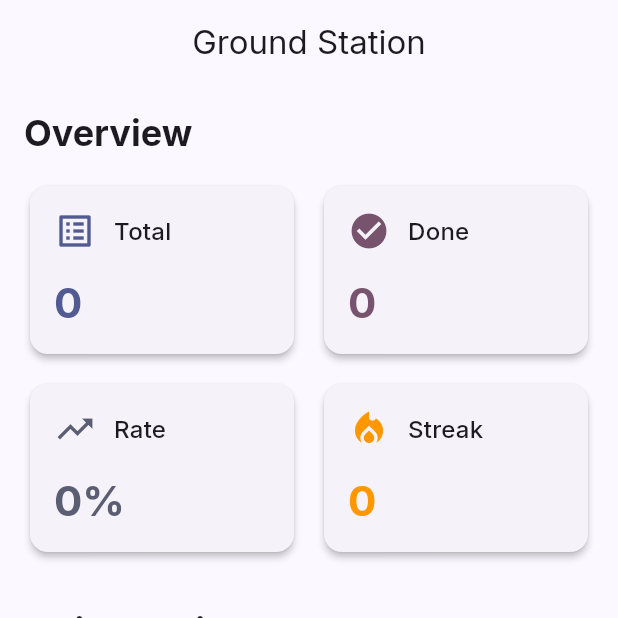
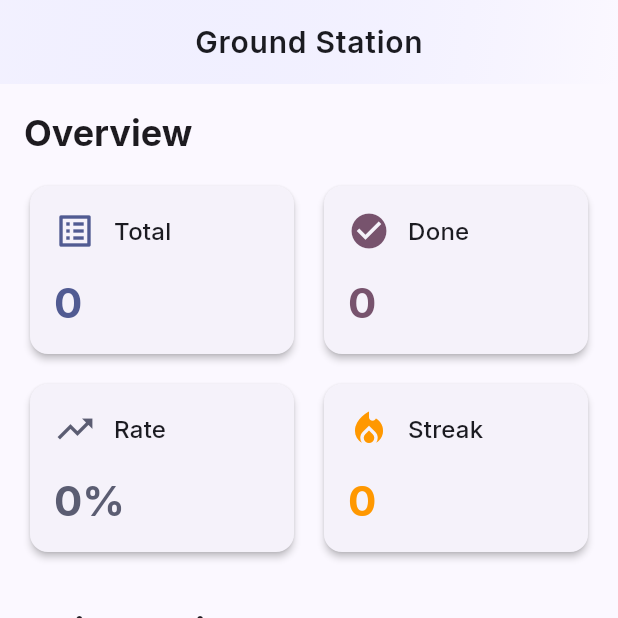
Before and after one commit to carbon-ahs/ground_station, a Flutter app: the screen it shows after launch, on a phone screen of 412 x 824 dp, the top half of it. Run offline on Flutter 3.47's test engine with Material 3 defaults, Android fonts, the light colour scheme and no system bars; our stand-ins replace csv, equatable, file_picker, fl_chart, floor, flutter_animate and 7 more; accounts and stored records are empty; generated files the repository leaves out were written again.

Commit message:
feat: base nav bar

```diff
--- /dev/null
+++ b/lib/core/presentation/widgets/ground_station_app_bar.dart
@@ -0,0 +1,58 @@
+import 'package:flutter/material.dart';
+
+class GroundStationAppBar extends StatelessWidget
+    implements PreferredSizeWidget {
+  final String title;
+  final List<Widget>? actions;
+  final bool centerTitle;
+
+  const GroundStationAppBar({
+    super.key,
+    required this.title,
+    this.actions,
+    this.centerTitle = true,
+  });
+
+  @override
+  Widget build(BuildContext context) {
+    final isDark = Theme.of(context).brightness == Brightness.dark;
+
+    return Container(
+      decoration: BoxDecoration(
+        gradient: LinearGradient(
+          begin: Alignment.topLeft,
+          end: Alignment.bottomRight,
+          colors: isDark
+              ? [
+                  Theme.of(context).colorScheme.surface,
+                  Theme.of(context).colorScheme.surface.withOpacity(0.95),
+                ]
+              : [
+                  Theme.of(
+                    context,
+                  ).colorScheme.primaryContainer.withOpacity(0.3),
+                  Theme.of(context).colorScheme.surface,
+                ],
+        ),
+      ),
+      child: AppBar(
+        title: Text(
+          title,
+          style: TextStyle(
+            fontWeight: FontWeight.w600,
+            letterSpacing: 0.5,
+            fontSize: 20,
+          ),
+        ),
+        centerTitle: centerTitle,
+        actions: actions,
+        backgroundColor: Colors.transparent,
+        elevation: 0,
+        scrolledUnderElevation: 2,
+      ),
+    );
+  }
+
+  @override
+  Size get preferredSize => const Size.fromHeight(kToolbarHeight);
+}
--- a/lib/features/dashboard/presentation/pages/dashboard_page.dart
+++ b/lib/features/dashboard/presentation/pages/dashboard_page.dart
@@ -5,6 +5,7 @@ import '../../../habits/presentation/bloc/habit_bloc.dart';
 import '../../../habits/presentation/bloc/habit_state.dart';
 import '../widgets/stats_card.dart';
 import '../widgets/quick_action_button.dart';
+import '../../../../core/presentation/widgets/ground_station_app_bar.dart';
 
 class DashboardPage extends StatelessWidget {
   const DashboardPage({super.key});
@@ -12,7 +13,7 @@ class DashboardPage extends StatelessWidget {
   @override
   Widget build(BuildContext context) {
     return Scaffold(
-      appBar: AppBar(title: const Text('Ground Station'), centerTitle: true),
+      appBar: const GroundStationAppBar(title: 'Ground Station'),
       body: BlocBuilder<HabitBloc, HabitState>(
         builder: (context, state) {
           final totalHabits = state.habits.length;
--- a/lib/features/habits/presentation/pages/habits_page.dart
+++ b/lib/features/habits/presentation/pages/habits_page.dart
@@ -2,6 +2,7 @@ import 'package:flutter/material.dart';
 import 'package:flutter_bloc/flutter_bloc.dart';
 
 import '../../../../core/di/injection.dart';
+import '../../../../core/presentation/widgets/ground_station_app_bar.dart';
 import '../../domain/entities/habit.dart';
 import '../bloc/habit_bloc.dart';
 import '../bloc/habit_event.dart';
@@ -27,7 +28,7 @@ class HabitsView extends StatelessWidget {
   @override
   Widget build(BuildContext context) {
     return Scaffold(
-      appBar: AppBar(title: const Text('Ground Station'), centerTitle: true),
+      appBar: const GroundStationAppBar(title: 'Ground Station'),
       body: BlocBuilder<HabitBloc, HabitState>(
         builder: (context, state) {
           if (state.status == HabitStatus.loading) {
--- a/lib/features/settings/presentation/pages/settings_page.dart
+++ b/lib/features/settings/presentation/pages/settings_page.dart
@@ -5,6 +5,7 @@ import 'dart:io';
 import 'package:path_provider/path_provider.dart';
 import '../../../../core/services/csv_service.dart';
 import '../../../../core/di/injection.dart';
+import '../../../../core/presentation/widgets/ground_station_app_bar.dart';
 import '../../../habits/presentation/bloc/habit_bloc.dart';
 import '../../../habits/presentation/bloc/habit_event.dart';
 import '../bloc/settings_bloc.dart';
@@ -156,7 +157,7 @@ class SettingsPage extends StatelessWidget {
   @override
   Widget build(BuildContext context) {
     return Scaffold(
-      appBar: AppBar(title: const Text('Settings'), centerTitle: true),
+      appBar: const GroundStationAppBar(title: 'Settings'),
       body: ListView(
         children: [
           const Padding(
```
